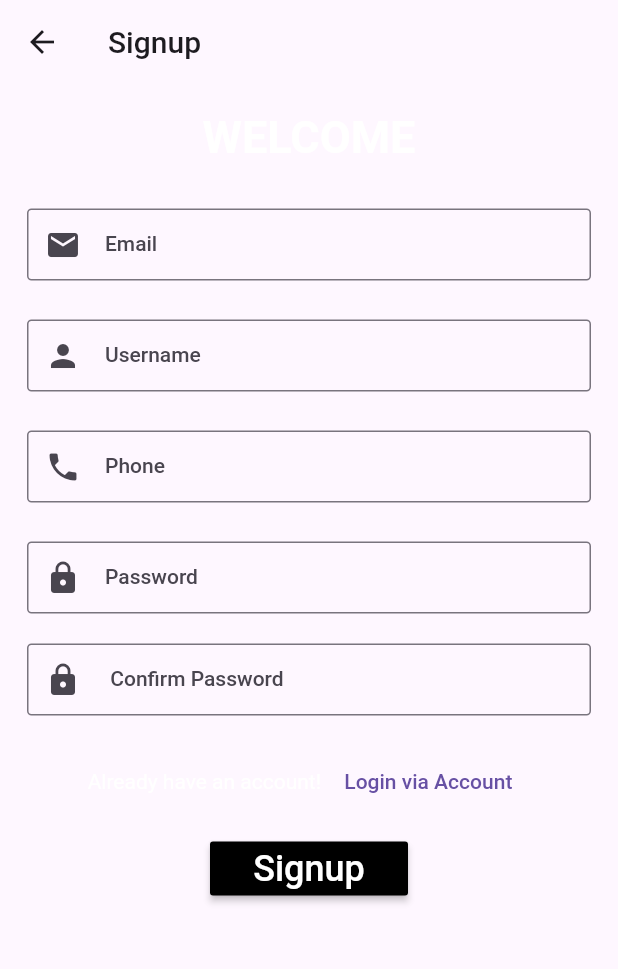
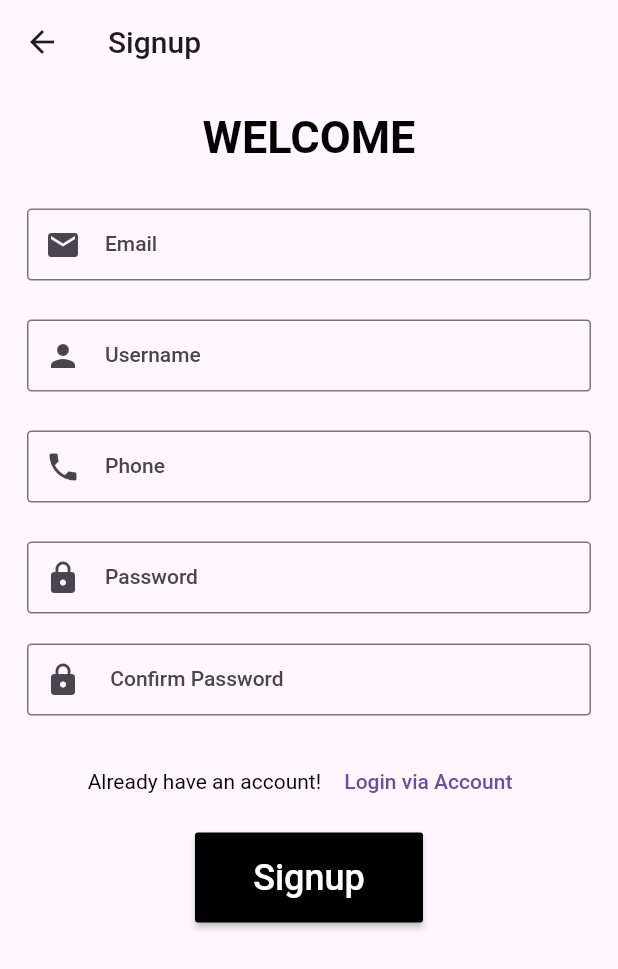
Before and after one commit to Magesh-Doodleblue/BullTech-CryptoApp-Flutter, a Flutter app: the LoginScreenPage screen opened directly, after a tap on "Create Account", on a phone screen of 412 x 824 dp. Shown: the top 969 px of the screen. Run offline on Flutter 3.47's test engine with Material 2 defaults, Android fonts, the phone set to English and light mode, and no system bars; our stand-ins replace cloud_firestore, firebase_core, firebase_messaging, firebase_storage, flutter_zoom_drawer, fluttertoast and 6 more; missing offline and left inert: chat_gpt_flutter, chat_gpt_sdk; accounts and stored records are empty; network calls fail; Roboto replaces fonts that are missing (Oxygen).

Commit message:
refactor  commit

```diff
--- a/lib/presentation/widgets/login_screen_widget.dart
+++ b/lib/presentation/widgets/login_screen_widget.dart
@@ -27,7 +27,7 @@
                 'WELCOME',
                 style: TextStyle(
                   fontSize: 30,
-                  color: Colors.white,
+                  color: Colors.black,
                   fontWeight: FontWeight.bold,
                 ),
               ),
@@ -37,7 +37,7 @@
               TextFormField(
                 keyboardType: TextInputType.name,
                 controller: userNameController,
-                style: const TextStyle(color: Colors.white),
+                style: const TextStyle(color: Colors.black),
                 validator: loginUserNameValidation,
                 decoration: InputDecoration(
                   labelText: "Username",
@@ -55,7 +55,7 @@
               TextFormField(
                 keyboardType: TextInputType.name,
                 controller: passwordController,
-                style: const TextStyle(color: Colors.white),
+                style: const TextStyle(color: Colors.black),
                 obscureText: true,
                 validator: loginPassValidation,
                 decoration: InputDecoration(
@@ -76,7 +76,7 @@
                 children: [
                   const Text(
                     'Didnt have an account! ',
-                    style: TextStyle(color: Colors.white),
+                    style: TextStyle(color: Colors.black),
                   ),
                   TextButton(
                       onPressed: () {
@@ -113,11 +113,11 @@
                       ),
                     ),
                   ),
-                  const SizedBox(width: 10),
+                  const SizedBox(width: 13),
                   const SizedBox(
                       width: 2,
                       height: 33,
-                      child: Divider(thickness: 32, color: Colors.white)),
+                      child: Divider(thickness: 32, color: Colors.black)),
                   IconButton(
                     icon: ClipRRect(
                       borderRadius: BorderRadius.circular(40),
--- a/lib/presentation/widgets/signin_widget.dart
+++ b/lib/presentation/widgets/signin_widget.dart
@@ -39,7 +39,7 @@
                   'WELCOME',
                   style: TextStyle(
                     fontSize: 30,
-                    color: Colors.white,
+                    color: Colors.black,
                     fontWeight: FontWeight.bold,
                   ),
                 ),
@@ -49,7 +49,7 @@
                 TextFormField(
                   keyboardType: TextInputType.name,
                   controller: emailController,
-                  style: const TextStyle(color: Colors.white),
+                  style: const TextStyle(color: Colors.black),
                   validator: signinEmailValidation,
                   decoration: InputDecoration(
                     labelText: "Email",
@@ -67,7 +67,7 @@
                 TextFormField(
                   keyboardType: TextInputType.name,
                   controller: userNameController,
-                  style: const TextStyle(color: Colors.white),
+                  style: const TextStyle(color: Colors.black),
                   validator: signinUserNameValidation,
                   decoration: InputDecoration(
                     labelText: "Username",
@@ -85,7 +85,7 @@
                 TextFormField(
                   keyboardType: TextInputType.name,
                   controller: phoneNumberController,
-                  style: const TextStyle(color: Colors.white),
+                  style: const TextStyle(color: Colors.black),
                   validator: signinPhoneValidation,
                   decoration: InputDecoration(
                     labelText: "Phone",
@@ -103,7 +103,7 @@
                 TextFormField(
                   keyboardType: TextInputType.name,
                   controller: passwordController,
-                  style: const TextStyle(color: Colors.white),
+                  style: const TextStyle(color: Colors.black),
                   obscureText: true,
                   validator: signinPassValidation,
                   decoration: InputDecoration(
@@ -123,7 +123,7 @@
                   keyboardType: TextInputType.name,
                   controller: confirmPasswordController,
                   obscureText: true,
-                  style: const TextStyle(color: Colors.white),
+                  style: const TextStyle(color: Colors.black),
                   validator: (value) {
                     if (value!.isEmpty) {
                       return 'You forgot to enter password';
@@ -153,7 +153,7 @@
                   children: [
                     const Text(
                       'Already have an account! ',
-                      style: TextStyle(color: Colors.white),
+                      style: TextStyle(color: Colors.black),
                     ),
                     TextButton(
                         onPressed: () {
@@ -182,7 +182,8 @@
                   },
                   color: Colors.black,
                   child: const SizedBox(
-                    width: 100,
+                    width: 120,
+                    height: 60,
                     child: Center(
                       child: Text(
                         'Signup',
```
